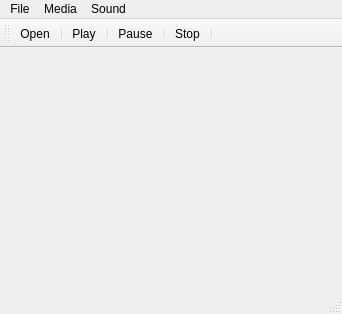
Qt form MediaPlayer/mainwindow.ui (alu0100843101/soa-media-player-alu0100843101) before a commit.
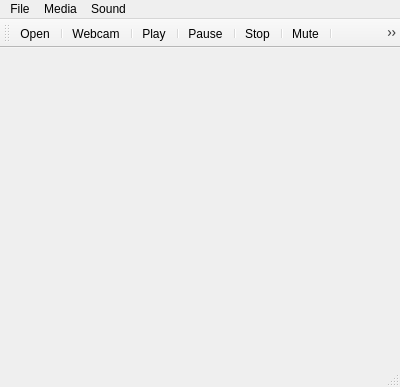
The same form after that commit. Icons and pictures are not drawn.

Commit message: Codigo MediaPlayer - V2: Reproductor Multimedia Simple - Interfaz Gráfica Completa, Audios y Videos, programación Rewind y Forward buttons y añadido icono para funciones de webcam

The edit to the form file:
```diff
--- a/MediaPlayer/mainwindow.ui
+++ b/MediaPlayer/mainwindow.ui
@@ -6,8 +6,8 @@
    <rect>
     <x>0</x>
     <y>0</y>
-    <width>342</width>
-    <height>314</height>
+    <width>400</width>
+    <height>387</height>
    </rect>
   </property>
   <property name="windowTitle">
@@ -19,7 +19,7 @@
     <rect>
      <x>0</x>
      <y>0</y>
-     <width>342</width>
+     <width>400</width>
      <height>22</height>
     </rect>
    </property>
@@ -60,12 +60,22 @@
    </attribute>
    <addaction name="actionOpen"/>
    <addaction name="separator"/>
+   <addaction name="actionWebcam"/>
+   <addaction name="separator"/>
    <addaction name="actionPlay"/>
    <addaction name="separator"/>
    <addaction name="actionPause"/>
    <addaction name="separator"/>
    <addaction name="actionStop"/>
    <addaction name="separator"/>
+   <addaction name="actionMute"/>
+   <addaction name="separator"/>
+   <addaction name="actionUnmute"/>
+   <addaction name="separator"/>
+   <addaction name="actionRewind"/>
+   <addaction name="separator"/>
+   <addaction name="actionForward"/>
+   <addaction name="separator"/>
   </widget>
   <widget class="QStatusBar" name="statusBar"/>
   <action name="actionOpen">
@@ -125,6 +135,33 @@
     <string>Unmute</string>
    </property>
   </action>
+  <action name="actionRewind">
+   <property name="icon">
+    <iconset resource="resource.qrc">
+     <normaloff>:/icons/icons/rewind.png</normaloff>:/icons/icons/rewind.png</iconset>
+   </property>
+   <property name="text">
+    <string>Rewind</string>
+   </property>
+  </action>
+  <action name="actionForward">
+   <property name="icon">
+    <iconset resource="resource.qrc">
+     <normaloff>:/icons/icons/forward.png</normaloff>:/icons/icons/forward.png</iconset>
+   </property>
+   <property name="text">
+    <string>Forward</string>
+   </property>
+  </action>
+  <action name="actionWebcam">
+   <property name="icon">
+    <iconset resource="resource.qrc">
+     <normaloff>:/icons/icons/webcam.png</normaloff>:/icons/icons/webcam.png</iconset>
+   </property>
+   <property name="text">
+    <string>Webcam</string>
+   </property>
+  </action>
  </widget>
  <layoutdefault spacing="6" margin="11"/>
  <resources>
```
Left out of the diff: 4 changed lines with no effect on the pictures. The commit also changes 8 other files.
